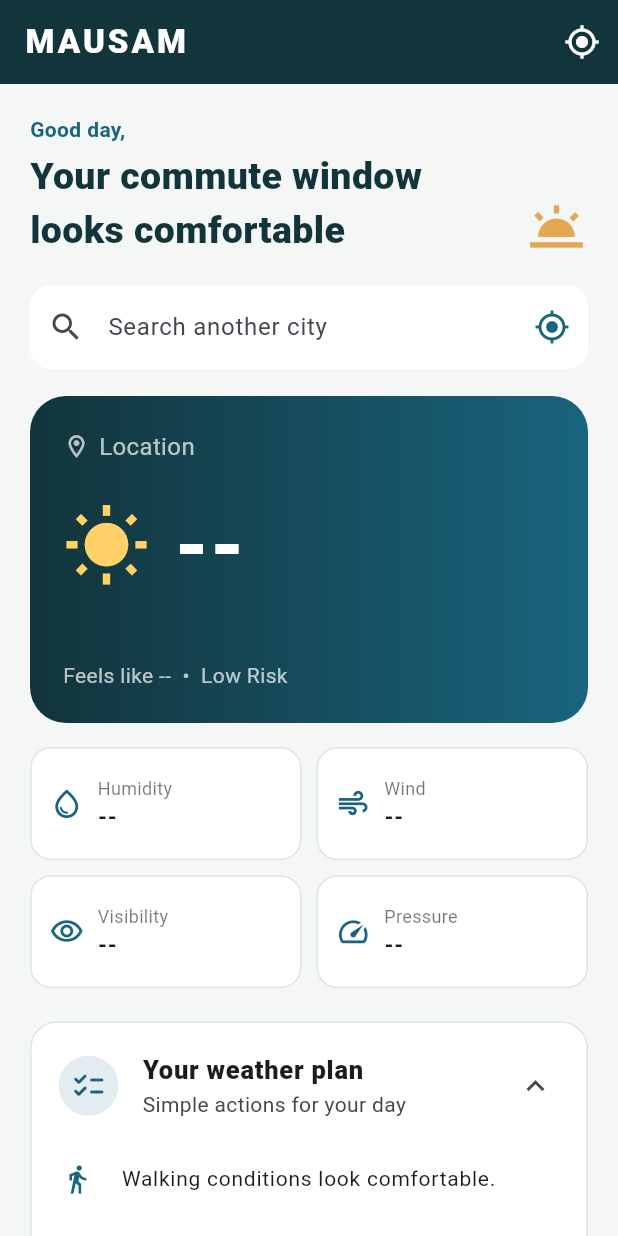
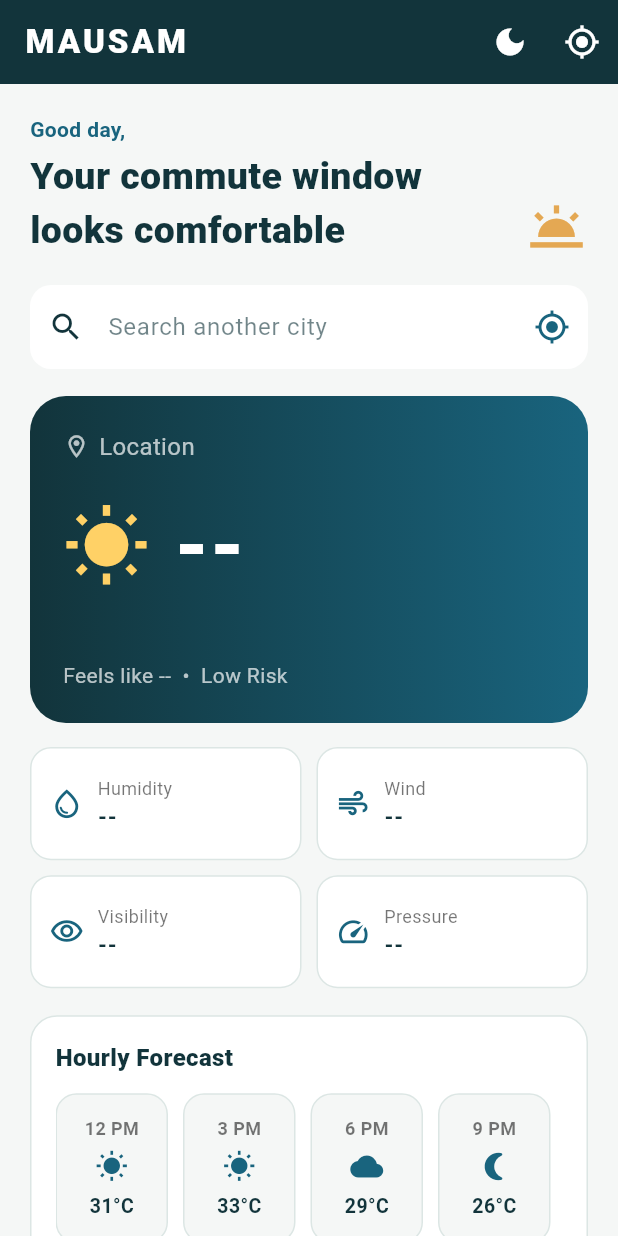
Before and after one commit to Venkatachalam17/Mausam-Intelligent_Weather, a Flutter app: the DashboardScreen screen opened directly with empty values, on a phone screen of 412 x 824 dp. Run offline on Flutter 3.47's test engine with Material 3 defaults, Android fonts, the phone set to English and light mode, and no system bars; our stand-ins replace dio, flutter_map, geolocator, latlong2; network calls fail.

Commit message:
Added hourly_timeline and dark/light mode

```diff
--- a/mobile/lib/dashboard_screen.dart
+++ b/mobile/lib/dashboard_screen.dart
@@ -1,12 +1,17 @@
 import 'package:dio/dio.dart';
 import 'package:flutter/material.dart';
 import 'package:geolocator/geolocator.dart';
-
+import 'hourly_timeline.dart';
+import 'main.dart';
 import 'map_screen.dart';
 
 class DashboardScreen extends StatefulWidget {
   final String persona;
-  const DashboardScreen({super.key, required this.persona});
+
+  const DashboardScreen({
+    super.key,
+    required this.persona,
+  });
 
   @override
   State<DashboardScreen> createState() => _DashboardScreenState();
@@ -220,18 +225,36 @@
 
   @override
   Widget build(BuildContext context) {
+    final isDark = globalThemeNotifier.value == ThemeMode.dark;
     final isAlert = _weatherData['is_alert'] == true;
-    final accent = isAlert ? const Color(0xffe26d5a) : const Color(0xff19647e);
+    final accent = isAlert ? const Color(0xffe26d5a) : (isDark ? const Color(0xff4ea8de) : const Color(0xff19647e));
+
+    final bgColor = isDark ? const Color(0xff121212) : const Color(0xfff5f7f6);
+    final cardColor = isDark ? const Color(0xff1e1e1e) : Colors.white;
+    final textColor = isDark ? Colors.white : const Color(0xff12343b);
+    final subTextColor = isDark ? Colors.white70 : Colors.black54;
+    final borderColor = isDark ? const Color(0xff2c2c2c) : const Color(0xffdce6e4);
+
     return Scaffold(
-      backgroundColor: const Color(0xfff5f7f6),
+      backgroundColor: bgColor,
       appBar: AppBar(
         title: const Text(
           'MAUSAM',
           style: TextStyle(fontWeight: FontWeight.w800, letterSpacing: 2),
         ),
-        backgroundColor: const Color(0xff12343b),
+        backgroundColor: isDark ? const Color(0xff1e1e1e) : const Color(0xff12343b),
         foregroundColor: Colors.white,
         actions: [
+          IconButton(
+            onPressed: () {
+              globalThemeNotifier.value = globalThemeNotifier.value == ThemeMode.light
+                  ? ThemeMode.dark
+                  : ThemeMode.light;
+              setState(() {});
+            },
+            icon: Icon(globalThemeNotifier.value == ThemeMode.dark ? Icons.light_mode : Icons.dark_mode),
+            tooltip: 'Toggle theme',
+          ),
           IconButton(
             onPressed: _fetchCurrentLocationWeather,
             icon: const Icon(Icons.my_location),
@@ -255,15 +278,17 @@
               child: ListView(
                 padding: const EdgeInsets.fromLTRB(20, 20, 20, 32),
                 children: [
-                  _buildGreeting(accent),
+                  _buildGreeting(accent, textColor),
                   const SizedBox(height: 18),
-                  _buildSearch(accent),
+                  _buildSearch(accent, cardColor, textColor),
                   const SizedBox(height: 18),
                   _buildWeatherHero(isAlert),
                   const SizedBox(height: 16),
-                  _buildMetricGrid(),
+                  _buildMetricGrid(cardColor, textColor, subTextColor, borderColor),
+                  const SizedBox(height: 18),
+                  const HourlyTimeline(),
                   const SizedBox(height: 22),
-                  _buildPlanSection(accent),
+                  _buildPlanSection(accent, cardColor, textColor, subTextColor, borderColor),
                   const SizedBox(height: 18),
                   OutlinedButton.icon(
                     onPressed: () => Navigator.push(
@@ -275,9 +300,9 @@
                     icon: const Icon(Icons.layers_outlined),
                     label: const Text('Explore the live weather map'),
                     style: OutlinedButton.styleFrom(
-                      foregroundColor: const Color(0xff12343b),
+                      foregroundColor: textColor,
                       padding: const EdgeInsets.symmetric(vertical: 15),
-                      side: const BorderSide(color: Color(0xff9bb7b9)),
+                      side: BorderSide(color: borderColor),
                     ),
                   ),
                 ],
@@ -286,7 +311,7 @@
     );
   }
 
-  Widget _buildGreeting(Color accent) => Row(
+  Widget _buildGreeting(Color accent, Color textColor) => Row(
     crossAxisAlignment: CrossAxisAlignment.end,
     children: [
       Expanded(
@@ -304,10 +329,10 @@
             const SizedBox(height: 4),
             Text(
               _personalHeadline(),
-              style: const TextStyle(
+              style: TextStyle(
                 fontSize: 25,
                 fontWeight: FontWeight.w800,
-                color: Color(0xff12343b),
+                color: textColor,
               ),
             ),
           ],
@@ -317,14 +342,16 @@
     ],
   );
 
-  Widget _buildSearch(Color accent) => TextField(
+  Widget _buildSearch(Color accent, Color cardColor, Color textColor) => TextField(
     controller: _cityController,
+    style: TextStyle(color: textColor),
     onSubmitted: (city) {
       if (city.trim().isNotEmpty) _fetchDashboardData(city.trim());
     },
     decoration: InputDecoration(
       hintText: 'Search another city',
-      prefixIcon: const Icon(Icons.search),
+      hintStyle: TextStyle(color: textColor.withValues(alpha: 0.6)),
+      prefixIcon: Icon(Icons.search, color: textColor),
       suffixIcon: IconButton(
         onPressed: _fetchCurrentLocationWeather,
         icon: const Icon(Icons.gps_fixed),
@@ -332,7 +359,7 @@
         tooltip: 'Use current location',
       ),
       filled: true,
-      fillColor: Colors.white,
+      fillColor: cardColor,
       border: OutlineInputBorder(
         borderRadius: BorderRadius.circular(14),
         borderSide: BorderSide.none,
@@ -408,15 +435,11 @@
     ),
   );
 
-  Widget _buildMetricGrid() {
+  Widget _buildMetricGrid(Color cardColor, Color textColor, Color subTextColor, Color borderColor) {
     final metrics = [
       ['Humidity', _weatherData['humidity'] ?? '--', Icons.water_drop_outlined],
       ['Wind', _weatherData['wind_speed'] ?? '--', Icons.air],
-      [
-        'Visibility',
-        _weatherData['visibility'] ?? '--',
-        Icons.visibility_outlined,
-      ],
+      ['Visibility', _weatherData['visibility'] ?? '--', Icons.visibility_outlined],
       ['Pressure', _weatherData['pressure'] ?? '--', Icons.speed],
     ];
     return GridView.count(
@@ -431,9 +454,9 @@
             (metric) => Container(
               padding: const EdgeInsets.all(12),
               decoration: BoxDecoration(
-                color: Colors.white,
+                color: cardColor,
                 borderRadius: BorderRadius.circular(14),
-                border: Border.all(color: const Color(0xffdce6e4)),
+                border: Border.all(color: borderColor),
               ),
               child: Row(
                 children: [
@@ -450,16 +473,17 @@
                       children: [
                         Text(
                           metric[0] as String,
-                          style: const TextStyle(
-                            color: Colors.black54,
+                          style: TextStyle(
+                            color: subTextColor,
                             fontSize: 12,
                           ),
                         ),
                         Text(
                           metric[1].toString(),
-                          style: const TextStyle(
+                          style: TextStyle(
                             fontWeight: FontWeight.w800,
                             fontSize: 14,
+                            color: textColor,
                           ),
                           overflow: TextOverflow.ellipsis,
                         ),
@@ -474,13 +498,13 @@
     );
   }
 
-  Widget _buildPlanSection(Color accent) {
+  Widget _buildPlanSection(Color accent, Color cardColor, Color textColor, Color subTextColor, Color borderColor) {
     final items = _planItems();
     return Container(
       decoration: BoxDecoration(
-        color: Colors.white,
+        color: cardColor,
         borderRadius: BorderRadius.circular(18),
-        border: Border.all(color: const Color(0xffdce6e4)),
+        border: Border.all(color: borderColor),
       ),
       child: Column(
         children: [
@@ -490,14 +514,14 @@
               backgroundColor: accent.withValues(alpha: .12),
               child: Icon(Icons.checklist_rounded, color: accent),
             ),
-            title: const Text(
+            title: Text(
               'Your weather plan',
-              style: TextStyle(fontWeight: FontWeight.w800, fontSize: 17),
+              style: TextStyle(fontWeight: FontWeight.w800, fontSize: 17, color: textColor),
             ),
-            subtitle: const Text('Simple actions for your day'),
+            subtitle: Text('Simple actions for your day', style: TextStyle(color: subTextColor)),
             trailing: IconButton(
               onPressed: () => setState(() => _showPlan = !_showPlan),
-              icon: Icon(_showPlan ? Icons.expand_less : Icons.expand_more),
+              icon: Icon(_showPlan ? Icons.expand_less : Icons.expand_more, color: textColor),
             ),
           ),
           if (_showPlan)
@@ -512,7 +536,7 @@
                 ),
                 title: Text(
                   item['text'] as String,
-                  style: const TextStyle(fontSize: 14, height: 1.3),
+                  style: TextStyle(fontSize: 14, height: 1.3, color: textColor),
                 ),
               ),
             ),
--- /dev/null
+++ b/mobile/lib/hourly_timeline.dart
@@ -0,0 +1,66 @@
+import 'package:flutter/material.dart';
+
+class HourlyTimeline extends StatelessWidget {
+  const HourlyTimeline({super.key});
+
+  @override
+  Widget build(BuildContext context) {
+    // Dummy hourly data for now — later we can hook this up to OpenWeatherMap's 3-hour forecast API!
+    final List<Map<String, dynamic>> hours = [
+      {'time': '12 PM', 'temp': '31°C', 'icon': Icons.wb_sunny, 'rain': '0%'},
+      {'time': '3 PM', 'temp': '33°C', 'icon': Icons.wb_sunny, 'rain': '10%'},
+      {'time': '6 PM', 'temp': '29°C', 'icon': Icons.cloud, 'rain': '20%'},
+      {'time': '9 PM', 'temp': '26°C', 'icon': Icons.nightlight_round, 'rain': '5%'},
+      {'time': '12 AM', 'temp': '24°C', 'icon': Icons.nightlight_round, 'rain': '0%'},
+    ];
+
+    return Container(
+      padding: const EdgeInsets.all(16),
+      decoration: BoxDecoration(
+        color: Colors.white,
+        borderRadius: BorderRadius.circular(18),
+        border: Border.all(color: const Color(0xffdce6e4)),
+      ),
+      child: Column(
+        crossAxisAlignment: CrossAxisAlignment.start,
+        children: [
+          const Text(
+            'Hourly Forecast',
+            style: TextStyle(fontSize: 16, fontWeight: FontWeight.w800, color: Color(0xff12343b)),
+          ),
+          const SizedBox(height: 12),
+          SizedBox(
+            height: 100,
+            child: ListView.builder(
+              scrollDirection: Axis.horizontal,
+              itemCount: hours.length,
+              itemBuilder: (context, index) {
+                final item = hours[index];
+                return Container(
+                  width: 75,
+                  margin: const EdgeInsets.only(right: 10),
+                  padding: const EdgeInsets.all(10),
+                  decoration: BoxDecoration(
+                    color: const Color(0xfff5f7f6),
+                    borderRadius: BorderRadius.circular(14),
+                    border: Border.all(color: const Color(0xffdce6e4)),
+                  ),
+                  child: Column(
+                    mainAxisAlignment: MainAxisAlignment.center,
+                    children: [
+                      Text(item['time'], style: const TextStyle(fontSize: 12, color: Colors.black54, fontWeight: FontWeight.w600)),
+                      const SizedBox(height: 6),
+                      Icon(item['icon'], color: const Color(0xff19647e), size: 22),
+                      const SizedBox(height: 6),
+                      Text(item['temp'], style: const TextStyle(fontSize: 13, fontWeight: FontWeight.bold, color: Color(0xff12343b))),
+                    ],
+                  ),
+                );
+              },
+            ),
+          ),
+        ],
+      ),
+    );
+  }
+}
--- a/mobile/lib/interest_screen.dart
+++ b/mobile/lib/interest_screen.dart
@@ -1,6 +1,7 @@
+import 'package:dio/dio.dart';
 import 'package:flutter/material.dart';
-import 'package:dio/dio.dart';
 import 'dashboard_screen.dart';
+import 'main.dart';
 
 class InterestScreen extends StatefulWidget {
   const InterestScreen({super.key});
@@ -29,7 +30,7 @@
 
     try {
       final dio = Dio();
-      final response = await dio.post(
+      await dio.post(
         'http://127.0.0.1:8000/api/set-interest',
         data: {"persona": _selectedPersona},
       );
@@ -38,7 +39,6 @@
         _loading = false;
       });
 
-      // Navigate straight to the personalized dashboard
       if (!mounted) return;
       Navigator.pushReplacement(
         context,
@@ -62,6 +62,17 @@
         title: const Text("Choose Your Persona"),
         backgroundColor: Colors.blue.shade800,
         foregroundColor: Colors.white,
+        actions: [
+          IconButton(
+            onPressed: () {
+              globalThemeNotifier.value = globalThemeNotifier.value == ThemeMode.light
+                  ? ThemeMode.dark
+                  : ThemeMode.light;
+            },
+            icon: Icon(globalThemeNotifier.value == ThemeMode.dark ? Icons.light_mode : Icons.dark_mode),
+            tooltip: 'Toggle theme',
+          ),
+        ],
       ),
       body: Padding(
         padding: const EdgeInsets.all(20.0),
--- a/mobile/lib/main.dart
+++ b/mobile/lib/main.dart
@@ -1,7 +1,9 @@
 import 'package:flutter/material.dart';
 import 'services/api_service.dart';
 import 'interest_screen.dart';
-import 'map_screen.dart';
+
+// Global theme notifier so any screen can toggle it instantly!
+final ValueNotifier<ThemeMode> globalThemeNotifier = ValueNotifier(ThemeMode.light);
 
 void main() {
   runApp(const MausamApp());
@@ -12,14 +14,26 @@
 
   @override
   Widget build(BuildContext context) {
+    return ValueListenableBuilder<ThemeMode>(
+      valueListenable: globalThemeNotifier,
+      builder: (context, currentTheme, child) {
         return MaterialApp(
           title: 'Mausam Intelligent Weather',
           debugShowCheckedModeBanner: false,
+          themeMode: currentTheme,
           theme: ThemeData(
-        colorScheme: ColorScheme.fromSeed(seedColor: Colors.blue),
+            brightness: Brightness.light,
+            colorScheme: ColorScheme.fromSeed(seedColor: Colors.blue, brightness: Brightness.light),
+            useMaterial3: true,
+          ),
+          darkTheme: ThemeData(
+            brightness: Brightness.dark,
+            colorScheme: ColorScheme.fromSeed(seedColor: Colors.blue, brightness: Brightness.dark),
             useMaterial3: true,
           ),
           home: const WelcomeScreen(),
+        );
+      },
     );
   }
 }
@@ -49,6 +63,25 @@
   @override
   Widget build(BuildContext context) {
     return Scaffold(
+      appBar: AppBar(
+        backgroundColor: Colors.transparent,
+        elevation: 0,
+        actions: [
+          IconButton(
+            onPressed: () {
+              globalThemeNotifier.value = globalThemeNotifier.value == ThemeMode.light
+                  ? ThemeMode.dark
+                  : ThemeMode.light;
+            },
+            icon: Icon(
+              globalThemeNotifier.value == ThemeMode.dark ? Icons.light_mode : Icons.dark_mode,
+              color: Colors.white,
+            ),
+            tooltip: 'Toggle theme',
+          ),
+        ],
+      ),
+      extendBodyBehindAppBar: true,
       body: Container(
         decoration: BoxDecoration(
           gradient: LinearGradient(
@@ -85,7 +118,9 @@
                   onPressed: () {
                     Navigator.push(
                       context,
-      MaterialPageRoute(builder: (context) => const InterestScreen()),
+                      MaterialPageRoute(
+                        builder: (context) => const InterestScreen(),
+                      ),
                     );
                   },
                   style: ElevatedButton.styleFrom(
```
Lines whose indentation alone changed are shown as unchanged.
